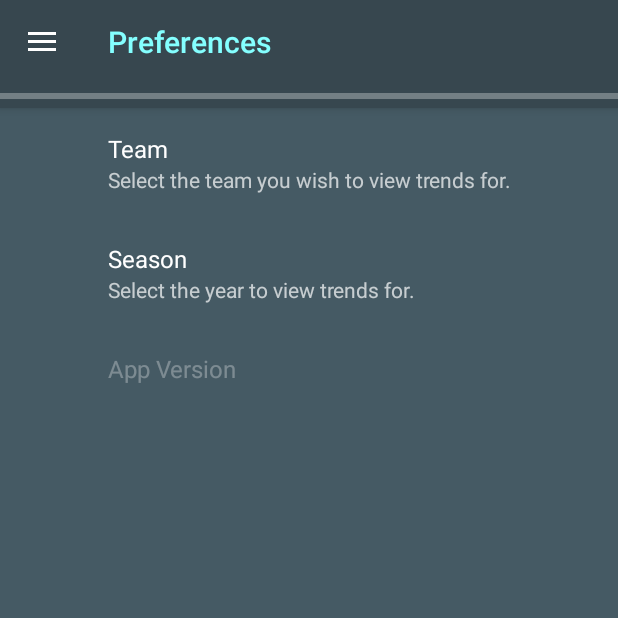
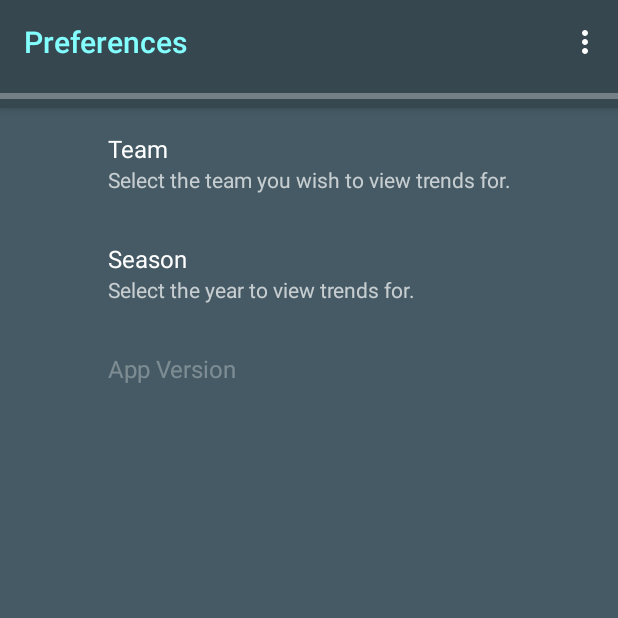
Before and after one commit to IncrementalBytes/psychic-system, an Android app: the screen it shows after launch once a user with an empty profile is signed in (MainActivity), on a phone screen of 412 x 824 dp, the top half of it. Run offline under Robolectric (Android 15) with nearby library versions, the phone set to English and light mode, and no system bars; our stand-ins replace Firebase (no records; nobody signed in at launch, a user with empty details on screens opened directly), Room's generated code, androidx.preference.

Commit message:
removed navigation window; fixed some analysis issues

```diff
--- a/app/src/main/java/net/frostedbytes/android/trendo/common/MatchSummaryTableAsync.java
+++ b/app/src/main/java/net/frostedbytes/android/trendo/common/MatchSummaryTableAsync.java
@@ -35,7 +35,6 @@ import java.lang.ref.WeakReference;
 import java.lang.reflect.Type;
 import java.util.List;
 import java.util.Locale;
-import java.util.UUID;
 
 public class MatchSummaryTableAsync extends AsyncTask<Void, Void, List<MatchSummaryEntity>> {
 
--- a/app/src/main/java/net/frostedbytes/android/trendo/db/TrendoDatabase.java
+++ b/app/src/main/java/net/frostedbytes/android/trendo/db/TrendoDatabase.java
@@ -21,11 +21,9 @@ package net.frostedbytes.android.trendo.db;
 import android.content.Context;
 import android.util.Log;
 
-import androidx.annotation.NonNull;
 import androidx.room.Database;
 import androidx.room.Room;
 import androidx.room.RoomDatabase;
-import androidx.sqlite.db.SupportSQLiteDatabase;
 
 import net.frostedbytes.android.trendo.ui.BaseActivity;
 import net.frostedbytes.android.trendo.db.dao.ConferenceDao;
--- a/app/src/main/java/net/frostedbytes/android/trendo/db/entity/MatchSummaryEntity.java
+++ b/app/src/main/java/net/frostedbytes/android/trendo/db/entity/MatchSummaryEntity.java
@@ -20,7 +20,6 @@ import androidx.room.ColumnInfo;
 import androidx.room.Entity;
 import androidx.room.ForeignKey;
 import androidx.room.Index;
-import androidx.room.PrimaryKey;
 
 import com.google.gson.annotations.SerializedName;
 
--- a/app/src/main/java/net/frostedbytes/android/trendo/db/entity/TeamEntity.java
+++ b/app/src/main/java/net/frostedbytes/android/trendo/db/entity/TeamEntity.java
@@ -23,7 +23,6 @@ import androidx.annotation.NonNull;
 import androidx.room.ColumnInfo;
 import androidx.room.Entity;
 import androidx.room.ForeignKey;
-import androidx.room.Ignore;
 import androidx.room.Index;
 import androidx.room.PrimaryKey;
 import com.google.gson.annotations.SerializedName;
--- a/app/src/main/java/net/frostedbytes/android/trendo/db/views/MatchSummaryDetails.java
+++ b/app/src/main/java/net/frostedbytes/android/trendo/db/views/MatchSummaryDetails.java
@@ -22,8 +22,7 @@ import java.io.Serializable;
 import java.util.Locale;
 
 @DatabaseView(
-  "SELECT Summary.id AS Id, " +
-    "Summary.home_score AS HomeScore, " +
+  "SELECT Summary.home_score AS HomeScore, " +
     "Summary.away_score AS AwayScore, " +
     "HomeTeam.Name AS HomeName, " +
     "AwayTeam.Name AS AwayName " +
--- a/app/src/main/java/net/frostedbytes/android/trendo/ui/DataActivity.java
+++ b/app/src/main/java/net/frostedbytes/android/trendo/ui/DataActivity.java
@@ -28,7 +28,6 @@ import net.frostedbytes.android.trendo.common.ConferenceTableAsync;
 import net.frostedbytes.android.trendo.common.MatchSummaryTableAsync;
 import net.frostedbytes.android.trendo.common.TeamTableAsync;
 import net.frostedbytes.android.trendo.common.TrendTableAsync;
-import net.frostedbytes.android.trendo.db.TrendoDatabase;
 import net.frostedbytes.android.trendo.db.TrendoRepository;
 import net.frostedbytes.android.trendo.db.entity.MatchSummaryEntity;
 import net.frostedbytes.android.trendo.db.entity.TeamEntity;
--- a/app/src/main/java/net/frostedbytes/android/trendo/ui/MainActivity.java
+++ b/app/src/main/java/net/frostedbytes/android/trendo/ui/MainActivity.java
@@ -20,22 +20,18 @@ import android.content.SharedPreferences;
 import android.os.Bundle;
 import android.preference.PreferenceManager;
 import androidx.annotation.NonNull;
-import com.google.android.material.navigation.NavigationView;
 import com.google.android.material.snackbar.Snackbar;
 import androidx.fragment.app.Fragment;
 import androidx.fragment.app.FragmentManager;
 import androidx.fragment.app.FragmentTransaction;
-import androidx.core.view.GravityCompat;
-import androidx.drawerlayout.widget.DrawerLayout;
-import androidx.appcompat.app.ActionBarDrawerToggle;
 import androidx.appcompat.app.AlertDialog;
 import androidx.appcompat.widget.Toolbar;
 
 import android.util.Log;
+import android.view.Menu;
 import android.view.MenuItem;
 import android.view.View;
 import android.widget.ProgressBar;
-import android.widget.TextView;
 import com.google.android.gms.auth.api.signin.GoogleSignIn;
 import com.google.android.gms.auth.api.signin.GoogleSignInClient;
 import com.google.android.gms.auth.api.signin.GoogleSignInOptions;
@@ -45,7 +41,6 @@ import java.util.Calendar;
 import java.util.Locale;
 import java.util.UUID;
 
-import net.frostedbytes.android.trendo.BuildConfig;
 import net.frostedbytes.android.trendo.R;
 import net.frostedbytes.android.trendo.common.PackagedData;
 import net.frostedbytes.android.trendo.common.QueryDataAsync;
@@ -62,14 +57,11 @@ public class MainActivity extends BaseActivity implements
   CardSummaryFragment.OnCardSummaryListener,
   LineChartFragment.OnLineChartListener,
   MatchListFragment.OnMatchListListener,
-  NavigationView.OnNavigationItemSelectedListener,
   TrendFragment.OnTrendListener,
   UserPreferencesFragment.OnPreferencesListener {
 
   private static final String TAG = BASE_TAG + "MainActivity";
 
-  private DrawerLayout mDrawerLayout;
-  private NavigationView mNavigationView;
   private ProgressBar mProgressBar;
   private Snackbar mSnackbar;
 
@@ -93,14 +85,12 @@ public class MainActivity extends BaseActivity implements
 
     // TODO: validate user?
 
-    // TODO: remove drawer
-    mDrawerLayout = findViewById(R.id.main_drawer_layout);
     mProgressBar = findViewById(R.id.main_progress);
-    mNavigationView = findViewById(R.id.main_navigation_view);
 
     mProgressBar.setIndeterminate(true);
     Toolbar toolbar = findViewById(R.id.main_toolbar);
     setSupportActionBar(toolbar);
+
     getSupportFragmentManager().addOnBackStackChangedListener(() -> {
       Fragment fragment = getSupportFragmentManager().findFragmentById(R.id.main_fragment_container);
       if (fragment != null) {
@@ -108,22 +98,15 @@ public class MainActivity extends BaseActivity implements
       }
     });
 
-    ActionBarDrawerToggle toggle = new ActionBarDrawerToggle(
-      this,
-      mDrawerLayout,
-      toolbar,
-      R.string.navigation_drawer_open,
-      R.string.navigation_drawer_close);
-    mDrawerLayout.addDrawerListener(toggle);
-    toggle.syncState();
+    queryData();
+  }
 
-    // update the navigation header
-    mNavigationView.setNavigationItemSelectedListener(this);
-    View navigationHeaderView = mNavigationView.inflateHeaderView(R.layout.main_navigation_header);
-    TextView navigationVersion = navigationHeaderView.findViewById(R.id.navigation_text_version);
-    navigationVersion.setText(BuildConfig.VERSION_NAME);
+  @Override
+  public boolean onCreateOptionsMenu(Menu menu) {
 
-    queryData();
+    Log.d(TAG, "++onCreateOptionsMenu(Menu)");
+    getMenuInflater().inflate(R.menu.main, menu);
+    return true;
   }
 
   @Override
@@ -135,16 +118,12 @@ public class MainActivity extends BaseActivity implements
   }
 
   @Override
-  public boolean onNavigationItemSelected(@NonNull MenuItem item) {
+  public boolean onOptionsItemSelected(@NonNull MenuItem item) {
 
-    Log.d(TAG, "++onNavigationItemSelected(MenuItem)");
+    Log.d(TAG, "++onOptionsItemSelected(MenuItem)");
     switch (item.getItemId()) {
       case R.id.navigation_menu_home:
-//        List<Trend> trends = mTrendoViewModel.getAllTrendsByTeamAndYear(mUser.TeamId, mUser.Year);
-//          if (trends != null && trends.size() > 0) {
-//            replaceFragment(CardSummaryFragment.newInstance(new ArrayList<>(trends)));
-//          }
-
+        replaceFragment(CardSummaryFragment.newInstance(mPackagedData.Trends));
         break;
       case R.id.navigation_menu_preferences:
         mProgressBar.setVisibility(View.INVISIBLE);
@@ -177,7 +156,6 @@ public class MainActivity extends BaseActivity implements
         break;
     }
 
-    mDrawerLayout.closeDrawer(GravityCompat.START);
     return true;
   }
 
--- a/app/src/main/java/net/frostedbytes/android/trendo/ui/fragments/TrendFragment.java
+++ b/app/src/main/java/net/frostedbytes/android/trendo/ui/fragments/TrendFragment.java
@@ -22,7 +22,6 @@ import android.content.Context;
 import android.os.Bundle;
 import androidx.annotation.NonNull;
 import androidx.fragment.app.Fragment;
-import androidx.fragment.app.FragmentStatePagerAdapter;
 import androidx.viewpager.widget.PagerTabStrip;
 import androidx.viewpager.widget.ViewPager;
 
@@ -32,10 +31,6 @@ import android.view.View;
 import android.view.ViewGroup;
 import android.widget.ToggleButton;
 
-import com.google.firebase.database.DataSnapshot;
-import com.google.firebase.database.DatabaseError;
-import com.google.firebase.database.FirebaseDatabase;
-import com.google.firebase.database.ValueEventListener;
 import java.util.ArrayList;
 import java.util.Locale;
 
@@ -44,7 +39,6 @@ import net.frostedbytes.android.trendo.ui.BaseActivity;
 import net.frostedbytes.android.trendo.db.entity.TeamEntity;
 import net.frostedbytes.android.trendo.db.entity.User;
 import net.frostedbytes.android.trendo.R;
-import net.frostedbytes.android.trendo.utils.PathUtils;
 import net.frostedbytes.android.trendo.utils.SortUtils;
 
 public class TrendFragment extends Fragment {
--- a/app/src/main/res/layout/activity_main.xml
+++ b/app/src/main/res/layout/activity_main.xml
@@ -1,26 +1,44 @@
 <?xml version="1.0" encoding="utf-8"?>
-<androidx.drawerlayout.widget.DrawerLayout xmlns:android="http://schemas.android.com/apk/res/android"
-    xmlns:app="http://schemas.android.com/apk/res-auto"
-    xmlns:tools="http://schemas.android.com/tools"
-    android:id="@+id/main_drawer_layout"
+<androidx.constraintlayout.widget.ConstraintLayout
+  xmlns:android="http://schemas.android.com/apk/res/android"
+  xmlns:app="http://schemas.android.com/apk/res-auto"
+  android:id="@+id/main_drawer_layout"
+  android:layout_width="match_parent"
+  android:layout_height="match_parent">
+
+  <com.google.android.material.appbar.AppBarLayout
+    android:id="@+id/main_app_bar"
     android:layout_width="match_parent"
-    android:layout_height="match_parent"
-    android:fitsSystemWindows="true"
-    tools:openDrawer="start">
+    android:layout_height="wrap_content"
+    android:theme="@style/AppTheme.AppBarOverlay"
+    app:layout_constraintEnd_toEndOf="parent"
+    app:layout_constraintStart_toStartOf="parent"
+    app:layout_constraintTop_toTopOf="parent">
 
-    <include
-        layout="@layout/main_app_bar"
-        android:layout_width="match_parent"
-        android:layout_height="match_parent" />
+    <androidx.appcompat.widget.Toolbar
+      android:id="@+id/main_toolbar"
+      android:layout_width="match_parent"
+      android:layout_height="?attr/actionBarSize"
+      android:background="@color/primaryDark"
+      app:popupTheme="@style/AppTheme.PopupOverlay"
+      app:titleTextColor="@color/primaryAccentText" />
 
-    <com.google.android.material.navigation.NavigationView
-        android:id="@+id/main_navigation_view"
-        android:layout_width="wrap_content"
-        android:layout_height="match_parent"
-        android:layout_gravity="start"
-        android:background="@color/primaryDark"
-        android:fitsSystemWindows="true"
-        app:itemTextColor="@color/primaryText"
-        app:menu="@menu/activity_main_drawer" />
+    <ProgressBar
+      android:id="@+id/main_progress"
+      style="?android:attr/progressBarStyleHorizontal"
+      android:layout_width="match_parent"
+      android:layout_height="wrap_content"
+      android:background="@color/primaryDark"
+      android:indeterminateTint="@color/primaryAccentText" />
+  </com.google.android.material.appbar.AppBarLayout>
 
-</androidx.drawerlayout.widget.DrawerLayout>
+  <include
+    layout="@layout/main_content"
+    android:layout_width="match_parent"
+    android:layout_height="0dp"
+    app:layout_constraintBottom_toBottomOf="parent"
+    app:layout_constraintEnd_toEndOf="parent"
+    app:layout_constraintStart_toStartOf="parent"
+    app:layout_constraintTop_toBottomOf="@+id/main_app_bar" />
+
+</androidx.constraintlayout.widget.ConstraintLayout>
--- a/app/src/main/res/layout/main_app_bar.xml
+++ /dev/null
@@ -1,33 +0,0 @@
-<?xml version="1.0" encoding="utf-8"?>
-<androidx.coordinatorlayout.widget.CoordinatorLayout xmlns:android="http://schemas.android.com/apk/res/android"
-    xmlns:app="http://schemas.android.com/apk/res-auto"
-    xmlns:tools="http://schemas.android.com/tools"
-    android:layout_width="match_parent"
-    android:layout_height="wrap_content"
-    tools:context="net.frostedbytes.android.trendo.ui.MainActivity">
-
-    <com.google.android.material.appbar.AppBarLayout
-        android:layout_width="match_parent"
-        android:layout_height="wrap_content"
-        android:theme="@style/AppTheme.AppBarOverlay">
-
-        <androidx.appcompat.widget.Toolbar
-            android:id="@+id/main_toolbar"
-            android:layout_width="match_parent"
-            android:layout_height="?attr/actionBarSize"
-            android:background="@color/primaryDark"
-            app:popupTheme="@style/AppTheme.PopupOverlay"
-            app:titleTextColor="@color/primaryAccentText" />
-
-        <ProgressBar
-            android:id="@+id/main_progress"
-            style="?android:attr/progressBarStyleHorizontal"
-            android:layout_width="match_parent"
-            android:layout_height="wrap_content"
-            android:background="@color/primaryDark"
-            android:indeterminateTint="@color/primaryAccentText" />
-    </com.google.android.material.appbar.AppBarLayout>
-
-    <include layout="@layout/main_content" />
-
-</androidx.coordinatorlayout.widget.CoordinatorLayout>
--- a/app/src/main/res/layout/main_content.xml
+++ b/app/src/main/res/layout/main_content.xml
@@ -6,7 +6,7 @@
     android:layout_height="match_parent"
     app:layout_behavior="@string/appbar_scrolling_view_behavior"
     tools:context="net.frostedbytes.android.trendo.ui.MainActivity"
-    tools:showIn="@layout/main_app_bar">
+    tools:showIn="@layout/activity_main">
 
   <FrameLayout
       android:layout_width="0dp"
--- a/app/src/main/res/menu/activity_main_drawer.xml
+++ /dev/null
@@ -1,24 +0,0 @@
-<?xml version="1.0" encoding="utf-8"?>
-    <menu xmlns:android="http://schemas.android.com/apk/res/android"
-        xmlns:tools="http://schemas.android.com/tools"
-        tools:showIn="navigation_view">
-
-    <group>
-        <item
-            android:id="@+id/navigation_menu_home"
-            android:icon="@drawable/ic_home_dark"
-            android:title="@string/home" />
-        <item
-            android:id="@+id/navigation_menu_preferences"
-            android:icon="@drawable/ic_preferences_dark"
-            android:title="@string/preferences" />
-    </group>
-
-    <group>
-        <item
-            android:id="@+id/navigation_menu_logout"
-            android:icon="@drawable/ic_logout_dark"
-            android:title="@string/logout" />
-    </group>
-
-</menu>
--- /dev/null
+++ b/app/src/main/res/menu/main.xml
@@ -0,0 +1,19 @@
+<?xml version="1.0" encoding="utf-8"?>
+<menu xmlns:android="http://schemas.android.com/apk/res/android"
+  xmlns:tools="http://schemas.android.com/tools"
+  tools:showIn="navigation_view">
+
+  <item
+    android:id="@+id/navigation_menu_home"
+    android:icon="@drawable/ic_home_dark"
+    android:title="@string/home" />
+  <item
+    android:id="@+id/navigation_menu_preferences"
+    android:icon="@drawable/ic_preferences_dark"
+    android:title="@string/preferences" />
+  <item
+    android:id="@+id/navigation_menu_logout"
+    android:icon="@drawable/ic_logout_dark"
+    android:title="@string/logout" />
+
+</menu>
```
Also changed, not shown: app/build.gradle (+5 -5 lines), app/src/main/java/net/frostedbytes/android/trendo/ui/fragments/LineChartFragment.java (+0 -9 lines), app/src/main/res/layout/main_navigation_header.xml (deleted, +0 -41 lines), 1 other file.
